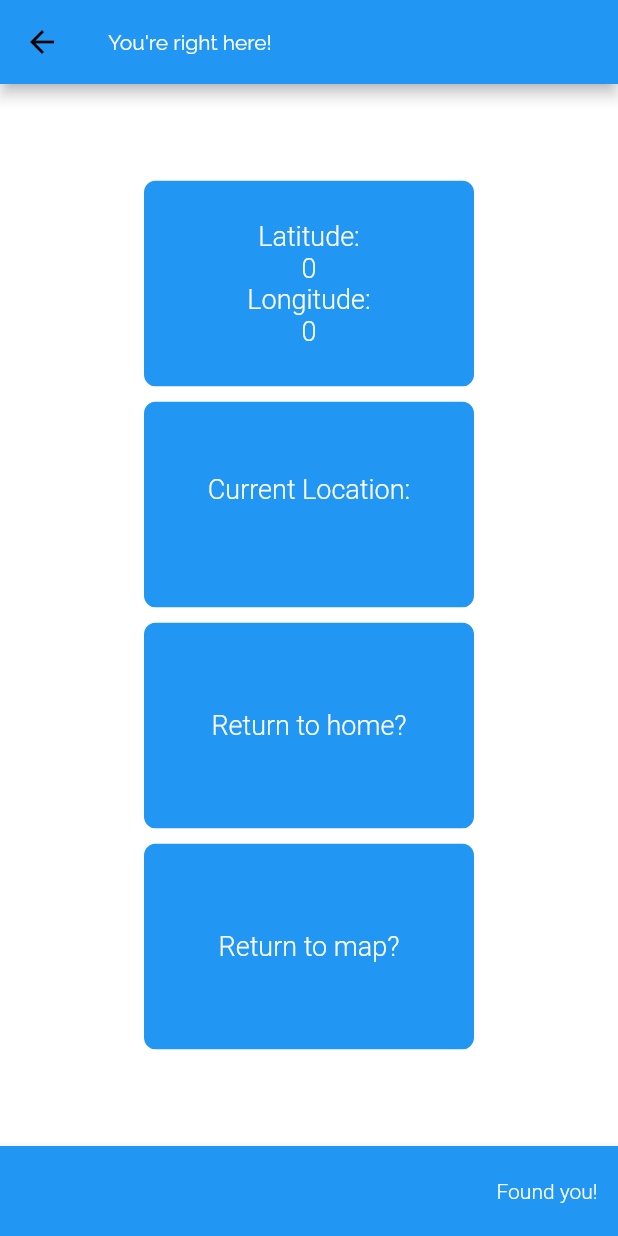
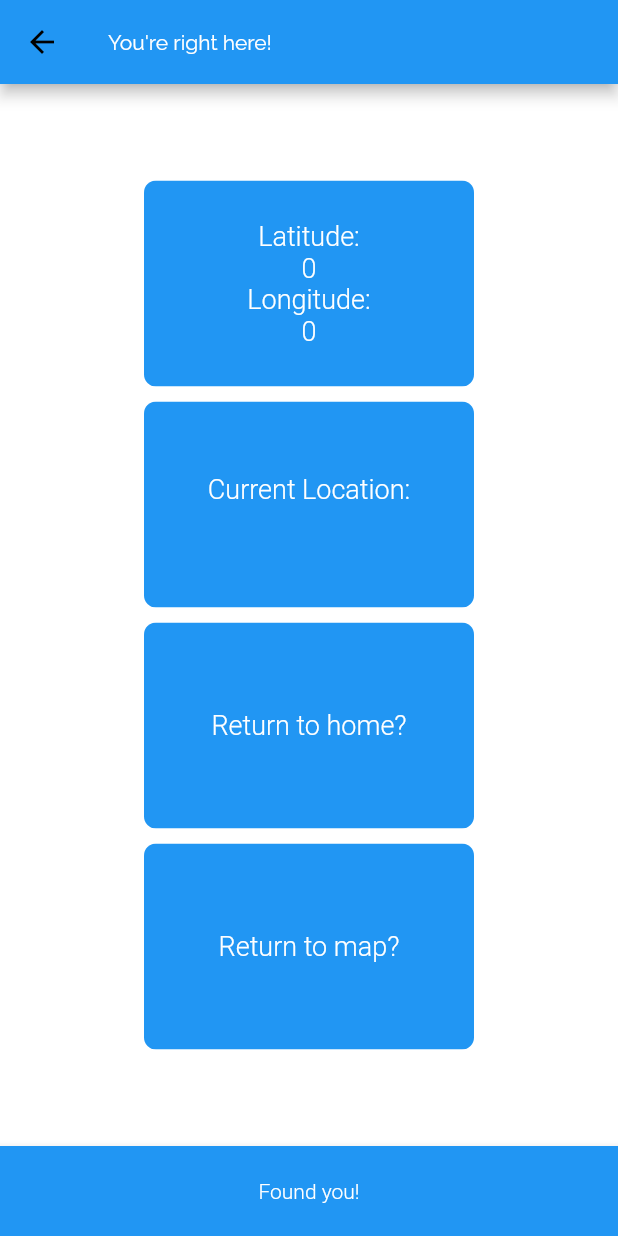
Before and after one commit to austinbyron/where_am_i, a Flutter app: the WhereAmI screen opened directly with empty values, on a phone screen of 412 x 824 dp. Run offline on Flutter 3.47's test engine with Material 2 defaults, Android fonts, the phone set to English and light mode, and no system bars; our stand-ins replace flutter_map, geolocator, latlong.

Commit message:
changed alignment stuff

```diff
--- a/lib/main.dart
+++ b/lib/main.dart
@@ -545,9 +545,9 @@ class WhereAmI extends StatelessWidget {
           width: 450,
           height: 60,
           child: Align(
-            alignment: Alignment.centerRight,
+            alignment: Alignment.center,
             child: const Text(
-              "Found you!    ",
+              "Found you!",
               style: TextStyle(
                 color: Colors.white,
                 fontSize: 14.0,
@@ -765,9 +765,9 @@ class WhereAmI extends StatelessWidget {
           width: 450,
           height: 60,
           child: Align(
-            alignment: Alignment.centerRight,
+            alignment: Alignment.center,
             child: const Text(
-              "Found you!    ",
+              "Found you!",
               style: TextStyle(
                 color: Colors.white,
                 fontSize: 14.0,
@@ -932,9 +932,9 @@ class MyMapsApp extends StatelessWidget {
             width: 450,
             height: 60,
             child: Align(
-              alignment: Alignment.centerRight,
+              alignment: Alignment.center,
               child: const Text(
-                "Where are you?    ",
+                "Where are you?",
                 style: TextStyle(
                   color: Colors.white,
                   fontSize: 14.0,
```
